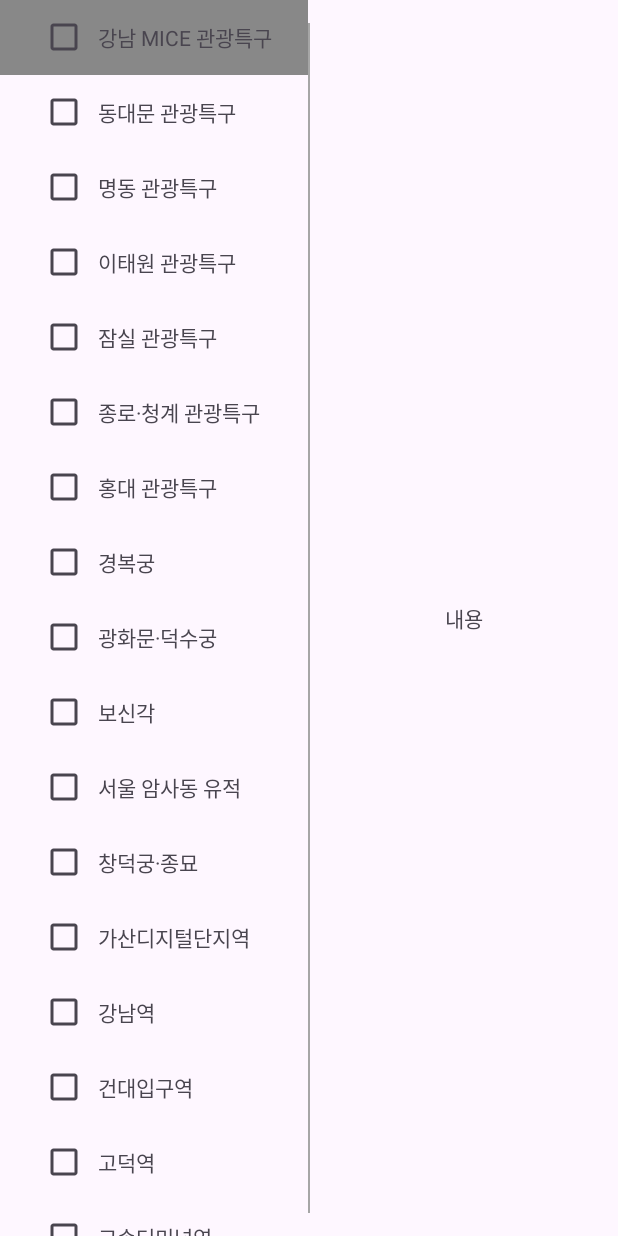
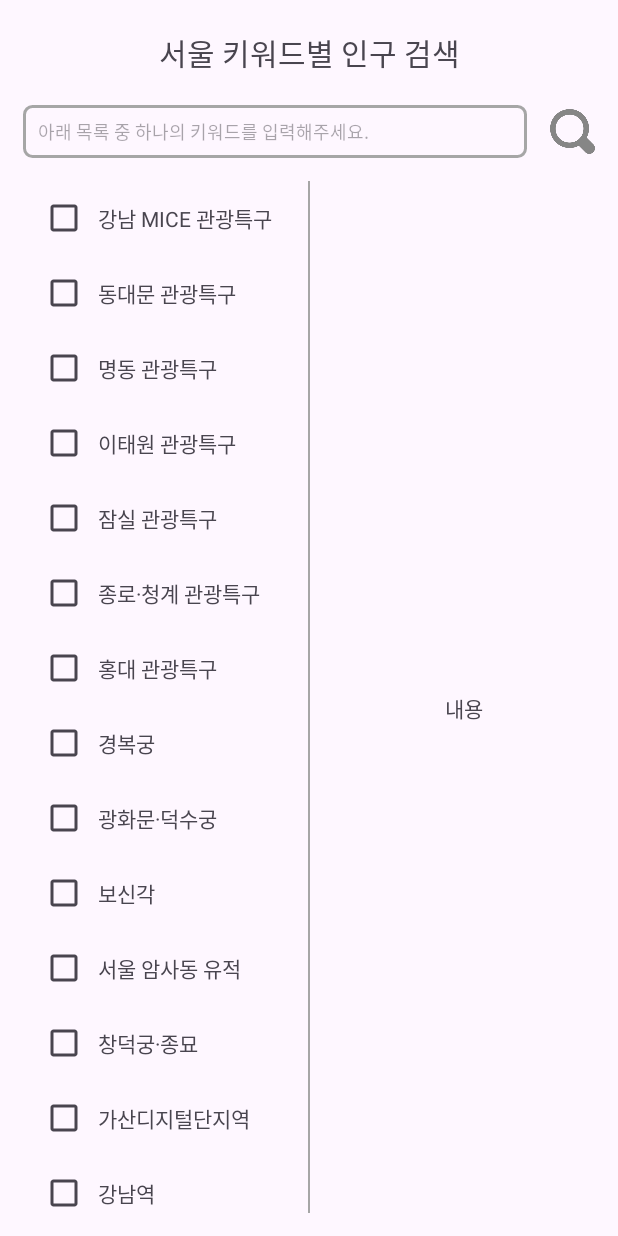
Before and after one commit to 2blue-99/Coroutine-Exception-Handler, an Android app: the screen it shows after launch (MainActivity), after a tap on "강남 MICE 관광특구", on a phone screen of 412 x 824 dp. Run offline under Robolectric (Android 15) with nearby library versions, the phone set to English and light mode, and no system bars; our stand-ins replace Dagger/Hilt's generated code, data binding; libraries missing offline, so code that uses them is left out: com.tickaroo.tikxml; 3 statements that could not run were skipped.

Commit message:
검색 기능 적용 완료

```diff
--- a/data/src/main/java/com/example/data/dataSourceImpl/DataSourceImpl.kt
+++ b/data/src/main/java/com/example/data/dataSourceImpl/DataSourceImpl.kt
@@ -19,6 +19,7 @@ class DataSourceImpl @Inject constructor(
 
     suspend fun getApiDataSource(placeName: String): ResourceState<ServerTestData> {
         val response = retrofit.getApiDataSource(placeName)
+        Log.e("TAG", "getApiDataSource: $response", )
         return when(val response = response.errorHandler()){
             is ResponseErrorState.Success ->
                 ResourceState.Success(data = response.data)
--- a/data/src/main/java/com/example/data/repoImpl/RepoImpl.kt
+++ b/data/src/main/java/com/example/data/repoImpl/RepoImpl.kt
@@ -17,7 +17,7 @@ class RepoImpl @Inject constructor(
     override suspend fun getAPIRepo(placeName: String): ResourceState<MyTestData> {
         return when(val response = dataSource.getApiDataSource(placeName)){
             is ResourceState.Success -> ResourceState.Success(data = DataMapper.mapperToMyData(response.data))
-            else -> ResourceState.Error(failure = (response as ResourceState.Error).failure )
+            else -> ResourceState.Error(failure = (response as ResourceState.Error).failure) // TODO 이쪽 처리에 대해 물어보기
         }
     }
 }
--- a/presentation/src/main/java/com/example/basepractice/MainActivity.kt
+++ b/presentation/src/main/java/com/example/basepractice/MainActivity.kt
@@ -3,6 +3,8 @@ package com.example.basepractice
 import android.graphics.Color
 import androidx.appcompat.app.AppCompatActivity
 import android.os.Bundle
+import android.text.Editable
+import android.text.TextWatcher
 import android.util.Log
 import android.view.View
 import android.widget.Toast
@@ -47,15 +49,29 @@ class MainActivity : AppCompatActivity() {
 //            viewModel.getApiData("${count++}")
 //        }
 
-        adapter.onClickRefresh = {
-        }
+        binding.searchTxt.addTextChangedListener(object : TextWatcher{
+            override fun beforeTextChanged(p0: CharSequence?, p1: Int, p2: Int, p3: Int) {}
+
+            override fun onTextChanged(p0: CharSequence?, p1: Int, p2: Int, p3: Int) {}
+
+            override fun afterTextChanged(p0: Editable?) {
+                val newList = mutableListOf<String>()
+                resources.getStringArray(R.array.placeName_array).forEach { if(it.contains("$p0")) newList.add(it) }
+                adapter.dataList = newList
+            }
+
+        })
 
         adapter.onClickData = {
             lifecycleScope.launch {
-                adapter.dataList = resources.getStringArray(R.array.placeName_array).toMutableList()
                 viewModel.getApiData(it)
             }
+        }
 
+        binding.searchBtn.setOnClickListener {
+            lifecycleScope.launch {
+                viewModel.getApiData("${binding.searchTxt.text}")
+            }
         }
     }
 
--- a/presentation/src/main/java/com/example/basepractice/adapter/MyAdapter.kt
+++ b/presentation/src/main/java/com/example/basepractice/adapter/MyAdapter.kt
@@ -16,8 +16,6 @@ class MyAdapter : RecyclerView.Adapter<MyAdapter.MyHolder>() {
 
     private lateinit var cardBinding: ItemBinding
     lateinit var onClickData: (String) -> Unit
-    lateinit var onClickRefresh: () -> Unit
-    private val positionList = mutableListOf<Int>()
 
     var dataList = mutableListOf<String>()
         set(value) {
@@ -29,15 +27,10 @@ class MyAdapter : RecyclerView.Adapter<MyAdapter.MyHolder>() {
         RecyclerView.ViewHolder(binding.root) {
         fun bind(item: String, position: Int) {
             binding.data = item
-
-            Log.e("TAG", "positionList: $positionList", )
-
-            if(positionList.contains(position))
-                binding.listLayout.setBackgroundColor(Color.GRAY)
+//            if(positionList.contains(position))
+//                binding.listLayout.setBackgroundColor(Color.GRAY)
 
             binding.listLayout.setOnClickListener{
-                positionList.clear()
-                positionList.add(position)
                 onClickData(item)
             }
         }
--- a/presentation/src/main/java/com/example/basepractice/viewModel/MyViewModel.kt
+++ b/presentation/src/main/java/com/example/basepractice/viewModel/MyViewModel.kt
@@ -62,6 +62,7 @@ class MyViewModel @Inject constructor(
                 }
             }
         }.catch { exception ->
+            Log.e("TAG", "viewModel exception: $exception", )
             _myChannel.send(ResourceState.Error(failure = Failure.UnHandleError(exception.message ?: "")))
         }.launchIn(modelScope)
     }
--- /dev/null
+++ b/presentation/src/main/res/drawable/round_gray_outline.xml
@@ -0,0 +1,10 @@
+<?xml version="1.0" encoding="utf-8"?>
+<selector xmlns:android="http://schemas.android.com/apk/res/android">
+    <item>
+        <shape>
+            <stroke android:color="@color/lightGray"
+                android:width="2dp"/>
+            <corners android:radius="5dp"/>
+        </shape>
+    </item>
+</selector>
--- a/presentation/src/main/res/layout/activity_main.xml
+++ b/presentation/src/main/res/layout/activity_main.xml
@@ -17,6 +17,51 @@
         <LinearLayout
             android:layout_width="match_parent"
             android:layout_height="match_parent"
+            android:orientation="vertical">
+            <TextView
+                android:gravity="center"
+                android:layout_width="match_parent"
+                android:layout_height="70dp"
+                android:textSize="20dp"
+                android:text="서울 키워드별 인구 검색"/>
+            <LinearLayout
+                android:layout_width="match_parent"
+                android:layout_height="wrap_content"
+                android:orientation="horizontal"
+                android:gravity="center"
+                android:weightSum="9">
+
+                <AutoCompleteTextView
+                    android:id="@+id/searchTxt"
+                    android:layout_weight="1"
+                    android:paddingLeft="10dp"
+                    android:paddingRight="10dp"
+                    android:textSize="12sp"
+                    android:hint="아래 목록 중 하나의 키워드를 입력해주세요."
+                    android:layout_marginLeft="15dp"
+                    android:layout_marginRight="15dp"
+                    android:layout_width="match_parent"
+                    android:layout_height="35dp"
+                    android:background="@drawable/round_gray_outline"
+                    android:imeOptions="actionDone"
+                    android:maxLength="15"/>
+
+                <ImageView
+                    android:id="@+id/searchBtn"
+                    android:layout_marginRight="15dp"
+                    android:layout_weight="8"
+                    android:src="@drawable/magnifying"
+                    android:layout_width="match_parent"
+                    android:layout_height="match_parent"/>
+
+            </LinearLayout>
+
+
+
+            <LinearLayout
+                android:layout_marginTop="15dp"
+                android:layout_width="match_parent"
+                android:layout_height="match_parent"
                 android:orientation="horizontal"
                 android:weightSum="2">
                 <androidx.swiperefreshlayout.widget.SwipeRefreshLayout
@@ -33,7 +78,6 @@
                 </androidx.swiperefreshlayout.widget.SwipeRefreshLayout>
 
                 <View
-                android:layout_marginTop="15dp"
                     android:layout_marginBottom="15dp"
                     android:background="@color/lightGray"
                     android:layout_width="1dp"
@@ -47,6 +91,8 @@
                     android:layout_height="match_parent"
                     android:layout_weight="1"/>
             </LinearLayout>
+        </LinearLayout>
+
 
 
 
```
Also changed, not shown: presentation/src/main/res/drawable/magnifying.png (added). Lines whose indentation alone changed are shown as unchanged.
